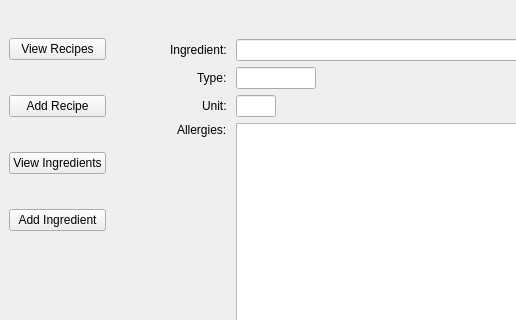
First picture: the form in mainwindow.ui, repository Bourkupine/cs4076-project, before the edit; both pictures show x 0 to 516 and y 0 to 320 of the 808 by 582 pixel window.
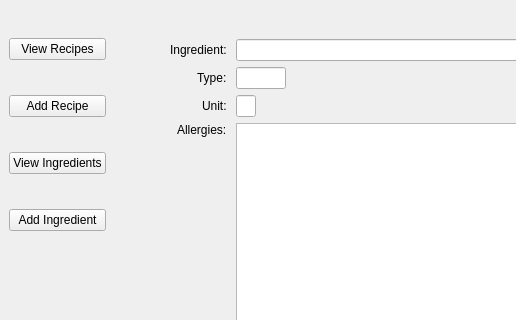
Second picture: the form after the edit. The open tabs and pages were chosen to show the change.

```diff
--- a/mainwindow.ui
+++ b/mainwindow.ui
@@ -256,7 +256,7 @@
             <widget class="QLineEdit" name="inspectIngredientType">
              <property name="maximumSize">
               <size>
-               <width>80</width>
+               <width>50</width>
                <height>16777215</height>
               </size>
              </property>
@@ -289,7 +289,7 @@
             <widget class="QLineEdit" name="inspectIngredientUnit">
              <property name="maximumSize">
               <size>
-               <width>40</width>
+               <width>20</width>
                <height>16777215</height>
               </size>
              </property>
```
Left out of the diff: 2 changed lines with no effect on the pictures.
